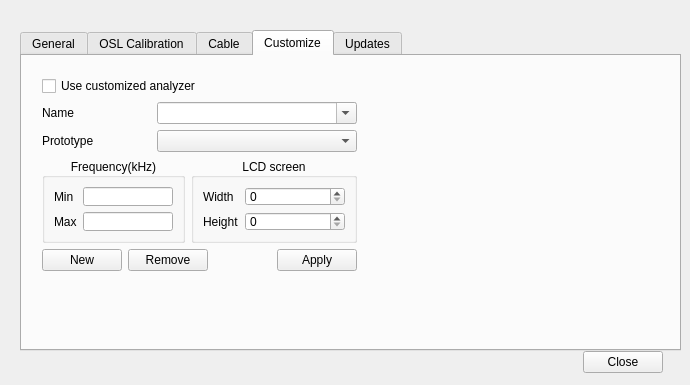
Above: settings.ui from rigexpert/AntScope2 before the change. Below: the same form after it.
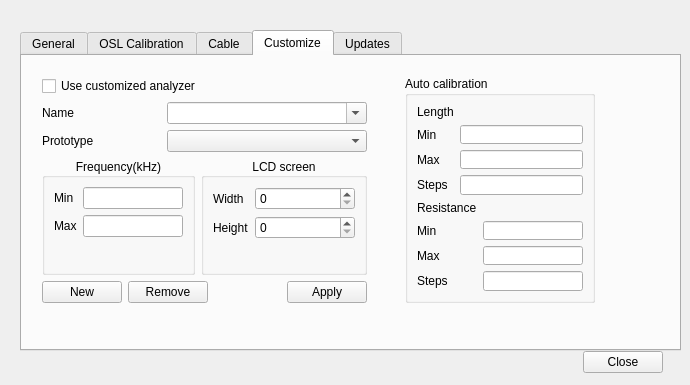
That is the form after the change. The open tabs and pages were chosen to show the change.

Commit message: v-1.0.17: - TDR impulse response BUG FIXED - TDR scaling is enable now - Export measurement results based on cable settings implemented

What changed in the file:
```diff
--- a/settings.ui
+++ b/settings.ui
@@ -823,10 +823,12 @@
       <rect>
        <x>20</x>
        <y>20</y>
-       <width>315</width>
-       <height>195</height>
+       <width>553</width>
+       <height>227</height>
       </rect>
      </property>
+     <layout class="QHBoxLayout" name="horizontalLayout_34">
+      <item>
      <layout class="QVBoxLayout" name="verticalLayout_12">
       <item>
        <layout class="QVBoxLayout" name="verticalLayout_11">
@@ -1009,6 +1011,112 @@
          </widget>
         </item>
        </layout>
+        </item>
+       </layout>
+      </item>
+      <item>
+       <spacer name="horizontalSpacer_7">
+        <property name="orientation">
+         <enum>Qt::Horizontal</enum>
+        </property>
+        <property name="sizeHint" stdset="0">
+         <size>
+          <width>40</width>
+          <height>20</height>
+         </size>
+        </property>
+       </spacer>
+      </item>
+      <item>
+       <widget class="QGroupBox" name="groupBox">
+        <property name="title">
+         <string>Auto calibration</string>
+        </property>
+        <layout class="QVBoxLayout" name="verticalLayout_13">
+         <item>
+          <layout class="QGridLayout" name="gridLayout">
+           <item row="0" column="0">
+            <widget class="QLabel" name="label_28">
+             <property name="text">
+              <string>Length</string>
+             </property>
+            </widget>
+           </item>
+           <item row="1" column="0">
+            <widget class="QLabel" name="label_25">
+             <property name="text">
+              <string>Min</string>
+             </property>
+            </widget>
+           </item>
+           <item row="1" column="1">
+            <widget class="QLineEdit" name="lineEditMinLength"/>
+           </item>
+           <item row="2" column="0">
+            <widget class="QLabel" name="label_26">
+             <property name="text">
+              <string>Max</string>
+             </property>
+            </widget>
+           </item>
+           <item row="2" column="1">
+            <widget class="QLineEdit" name="lineEditMaxLength"/>
+           </item>
+           <item row="3" column="0">
+            <widget class="QLabel" name="label_27">
+             <property name="text">
+              <string>Steps</string>
+             </property>
+            </widget>
+           </item>
+           <item row="3" column="1">
+            <widget class="QLineEdit" name="lineEditStepLength"/>
+           </item>
+          </layout>
+         </item>
+         <item>
+          <layout class="QGridLayout" name="gridLayout_2">
+           <item row="0" column="0">
+            <widget class="QLabel" name="label_32">
+             <property name="text">
+              <string>Resistance</string>
+             </property>
+            </widget>
+           </item>
+           <item row="1" column="0">
+            <widget class="QLabel" name="label_29">
+             <property name="text">
+              <string>Min</string>
+             </property>
+            </widget>
+           </item>
+           <item row="1" column="1">
+            <widget class="QLineEdit" name="lineEditMinR"/>
+           </item>
+           <item row="2" column="0">
+            <widget class="QLabel" name="label_30">
+             <property name="text">
+              <string>Max</string>
+             </property>
+            </widget>
+           </item>
+           <item row="2" column="1">
+            <widget class="QLineEdit" name="lineEditMaxR"/>
+           </item>
+           <item row="3" column="0">
+            <widget class="QLabel" name="label_31">
+             <property name="text">
+              <string>Steps</string>
+             </property>
+            </widget>
+           </item>
+           <item row="3" column="1">
+            <widget class="QLineEdit" name="lineEditStepR"/>
+           </item>
+          </layout>
+         </item>
+        </layout>
+       </widget>
       </item>
      </layout>
     </widget>
```
Left out of the diff: 9 changed lines with no effect on the pictures. Lines whose indentation alone changed are shown as unchanged. The commit also changes 27 other files.
